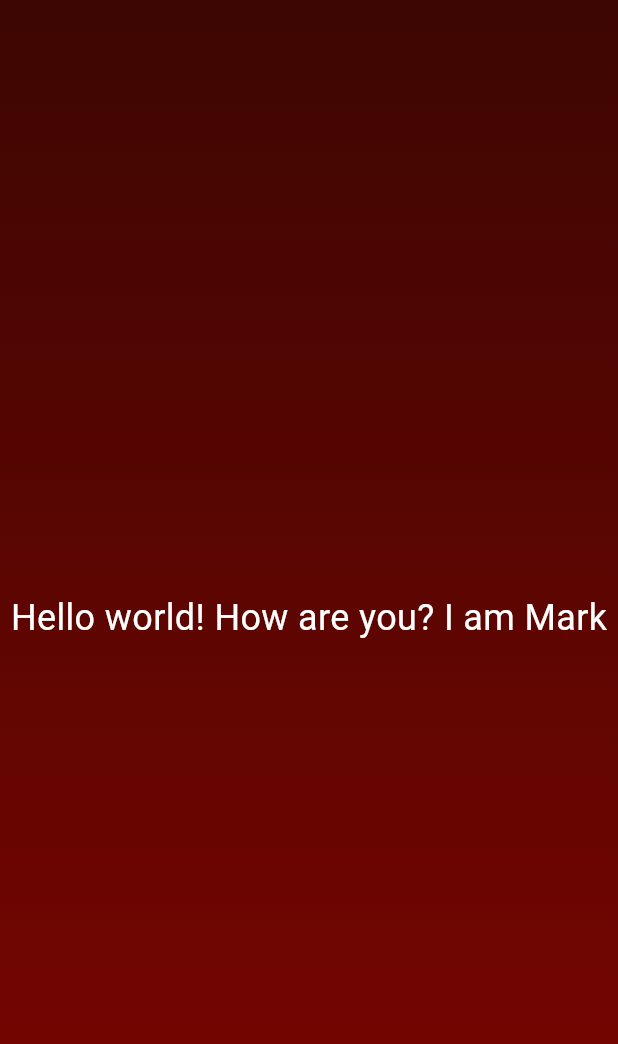
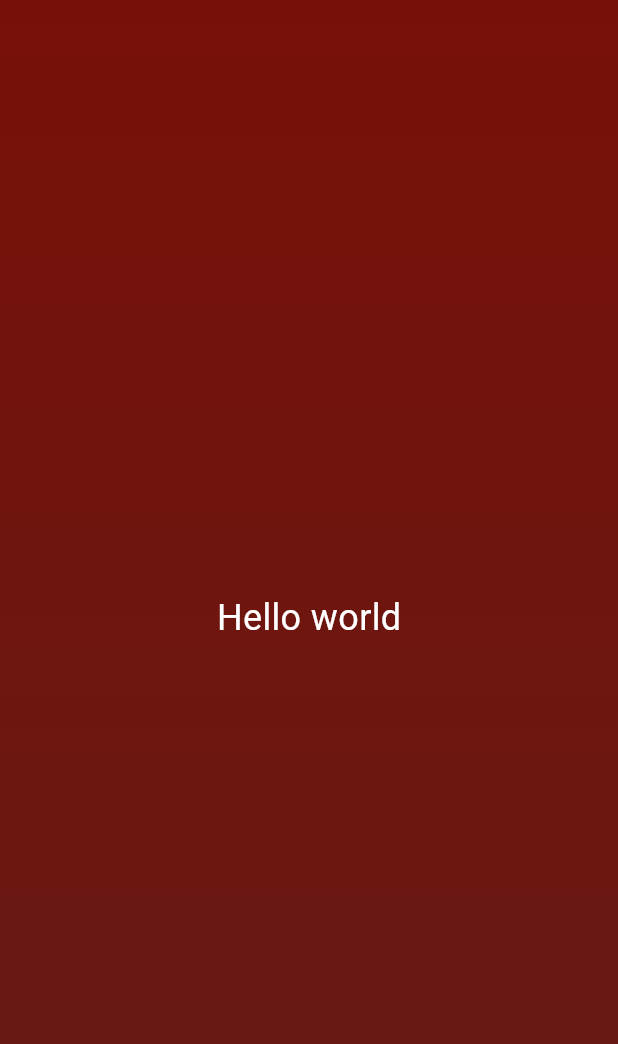
Before and after one commit to carrington-115/flutter-course, a Flutter app: the screen it shows after launch, on a phone screen of 412 x 824 dp. Shown: the top 1044 px of the screen. Run offline on Flutter 3.47's test engine with Material 3 defaults, Android fonts, the phone set to English and light mode, and no system bars.

Commit message:
learned how to use dynamic values in a custom widget and reuse the element

```diff
--- a/lib/basic_text.dart
+++ b/lib/basic_text.dart
@@ -1,13 +1,13 @@
 import 'package:flutter/material.dart';
 
 class BasicText extends StatelessWidget {
-  const BasicText({super.key});
-
+  const BasicText(this.text, {super.key});
+  final String text;
   @override
   Widget build(context) {
     return Text(
-      "Hello world! How are you? I am Mark",
-      style: TextStyle(color: Colors.white, fontSize: 24),
+      text,
+      style: const TextStyle(color: Colors.white, fontSize: 24),
     );
   }
 }
--- a/lib/gradient_container.dart
+++ b/lib/gradient_container.dart
@@ -1,26 +1,25 @@
 import "package:flutter/material.dart";
 import "package:intro_to_dart_and_flutter/basic_text.dart";
 
+// variables
 const startAlign = Alignment.topCenter;
 const endAlign = Alignment.bottomCenter;
 
 class GradientContainer extends StatelessWidget {
-  const GradientContainer({super.key});
+  const GradientContainer(this.colors, {super.key});
+  final List<Color> colors;
 
   @override // override all the features from StatelessWidget
   Widget build(context) {
     return Container(
-      decoration: const BoxDecoration(
+      decoration: BoxDecoration(
         gradient: LinearGradient(
-          colors: [
-            Color.fromARGB(255, 61, 6, 2),
-            Color.fromARGB(255, 126, 5, 1),
-          ],
+          colors: colors,
           begin: startAlign,
           end: endAlign,
         ),
       ),
-      child: const Center(child: BasicText()),
+      child: const Center(child: BasicText("Hello world")),
     );
   }
 }
--- a/lib/main.dart
+++ b/lib/main.dart
@@ -2,5 +2,14 @@ import "package:flutter/material.dart";
 import "package:intro_to_dart_and_flutter/gradient_container.dart";
 
 void main() {
-  runApp(const MaterialApp(home: Scaffold(body: GradientContainer())));
+  runApp(
+    const MaterialApp(
+      home: Scaffold(
+        body: GradientContainer([
+          Color.fromARGB(255, 119, 16, 9),
+          Color.fromARGB(255, 102, 27, 21),
+        ]),
+      ),
+    ),
+  );
 }
```
